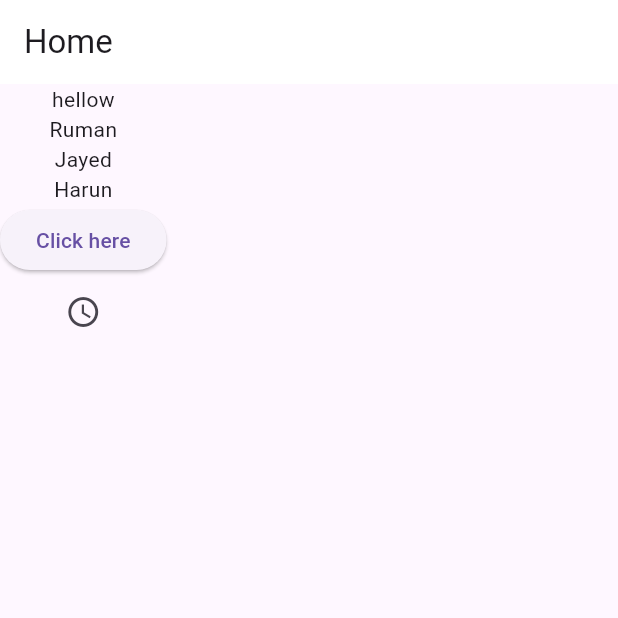
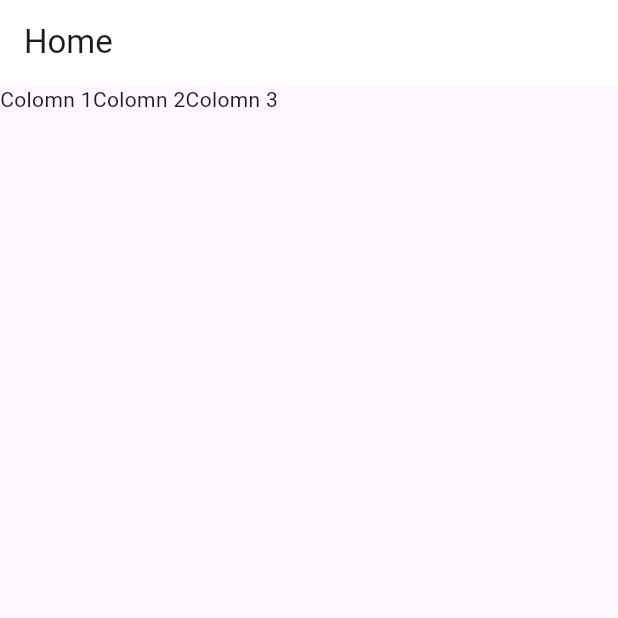
Before and after one commit to Ruman007-75/Ruman007-75, a Flutter app: the screen it shows after launch, on a phone screen of 412 x 824 dp, the top half of it. Run offline on Flutter 3.47's test engine with Material 3 defaults, Android fonts, the phone set to English and light mode, and no system bars.

Commit message:
ostad_batch_seven_first_class

```diff
--- a/lib/main.dart
+++ b/lib/main.dart
@@ -26,8 +26,13 @@ class Home extends StatelessWidget {
           title: Text('Home'),
           backgroundColor: Colors.white,
         ),
-        body: Column(
+     /*   body: Column(
           // vertically arrange kore
+          mainAxisSize: MainAxisSize.max,
+          //all site lekha soman, space tik, line space tik
+          mainAxisAlignment: MainAxisAlignment.spaceBetween,
+          // start, end kora line ke,
+          crossAxisAlignment: CrossAxisAlignment.start,
           children: [
             Text('hellow'),
             Text('Ruman'),
@@ -38,6 +43,49 @@ class Home extends StatelessWidget {
                 child: Text('Click here')),
             IconButton(onPressed: (){}, icon: Icon(Icons.access_time))
           ],
-        ));
+        )); */
+   /* body: SingleChildScrollView(
+      scrollDirection: Axis.horizontal,
+      child: Row(
+      mainAxisAlignment: MainAxisAlignment.end,
+      crossAxisAlignment: CrossAxisAlignment.center,
+      mainAxisSize: MainAxisSize.min,
+      children: [
+        // horizontal align
+        Text('hellow world\nhelloworld'),
+        Text('hellow world'),
+        Text('hellow world'),
+        Text('hellow world'),
+        Text('hellow world'),
+      ],
+
+    ),
+    ),
+*/
+      body: SingleChildScrollView(
+        scrollDirection: Axis.horizontal,
+        child: Row(
+          children: [
+            Column(
+              children: [
+                Text('Colomn 1')
+              ],
+
+            ),
+            Column(
+              children: [
+                Text('Colomn 2')
+              ],
+
+            ),
+            Column(
+              children: [
+                Text('Colomn 3')
+              ],
+            ),
+          ],
+        ),
+      ),
+    );
   }
 }
```
